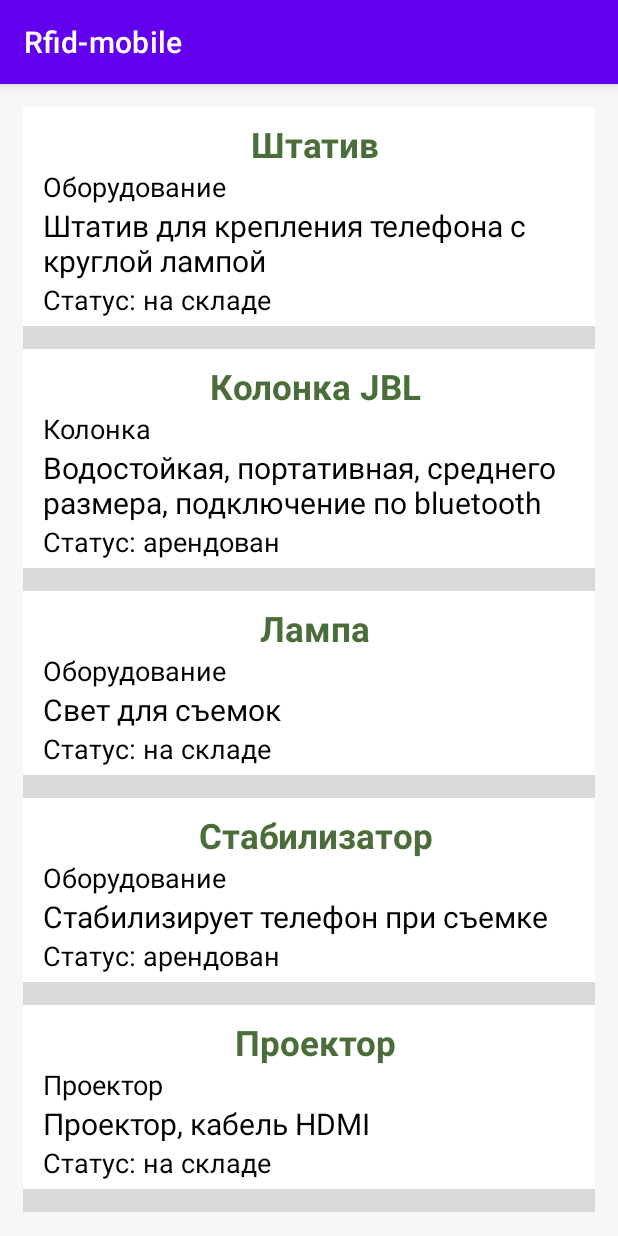
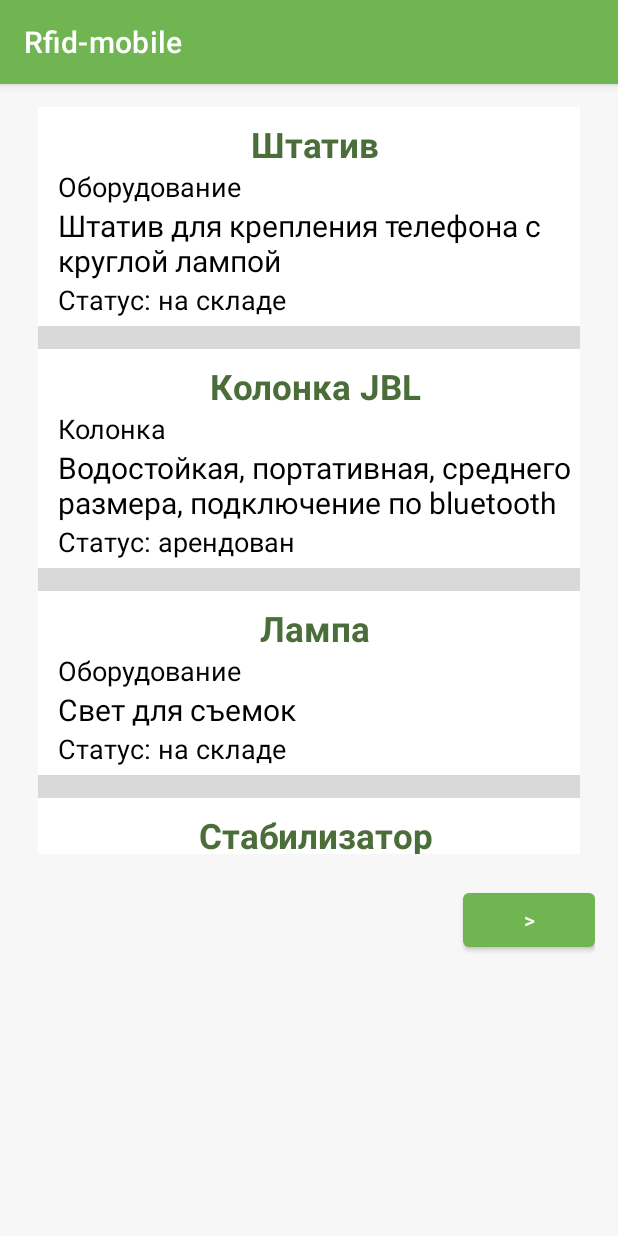
Before and after one commit to RusakovRodion/Rfid-mobile, an Android app: the screen it shows after launch (MainActivity), on a phone screen of 412 x 824 dp. Run offline under Robolectric (Android 15) with nearby library versions, the phone set to English and light mode, and no system bars.

Commit message:
Add Pagination

```diff
--- a/app/src/main/java/com/example/rfid_mobile/MainActivity.java
+++ b/app/src/main/java/com/example/rfid_mobile/MainActivity.java
@@ -2,36 +2,102 @@ package com.example.rfid_mobile;
 
 import androidx.appcompat.app.AppCompatActivity;
 
-import android.widget.AdapterView;
-import android.widget.ArrayAdapter;
 import android.widget.ListView;
+import android.widget.Button;
+import android.view.View;
 import java.util.ArrayList;
 
 import android.os.Bundle;
 
 public class MainActivity extends AppCompatActivity {
-
+    //Кол-во элементов
+    public int TOTAL_LIST_ITEMS = 0;
+    //Кол-во элементов на странице
+    public int NUM_ITEMS_PAGE   = 10;
+    public int TOTAL_PAGE_COUNT = 0;
+    public int currentPage = 0;
+    public ArrayList<ArrayList<ObjectClass>> objectsLists = new ArrayList<ArrayList<ObjectClass>>();
     @Override
     protected void onCreate(Bundle savedInstanceState) {
         super.onCreate(savedInstanceState);
         setContentView(R.layout.activity_main);
 
         ArrayList<ObjectClass> objects = new ArrayList<>();
-        if(objects.size()==0){
-            objects.add(new ObjectClass(0, "Штатив", "Штатив для крепления телефона с круглой лампой", true, "Оборудование"));
-            objects.add(new ObjectClass(1, "Колонка JBL", "Водостойкая, портативная, среднего размера, подключение по bluetooth", false, "Колонка"));
-            objects.add(new ObjectClass(2, "Лампа", "Свет для съемок", true, "Оборудование"));
-            objects.add(new ObjectClass(3, "Стабилизатор", "Стабилизирует телефон при съемке", false, "Оборудование"));
-            objects.add(new ObjectClass(4, "Проектор", "Проектор, кабель HDMI", true, "Проектор"));
+        //TODO Тут была проверка на нулевой список objects, но он всегда пустой :Ъ я убрал.
+        objects.add(new ObjectClass(0, "Штатив", "Штатив для крепления телефона с круглой лампой", true, "Оборудование"));
+        objects.add(new ObjectClass(1, "Колонка JBL", "Водостойкая, портативная, среднего размера, подключение по bluetooth", false, "Колонка"));
+        objects.add(new ObjectClass(2, "Лампа", "Свет для съемок", true, "Оборудование"));
+        objects.add(new ObjectClass(3, "Стабилизатор", "Стабилизирует телефон при съемке", false, "Оборудование"));
+        objects.add(new ObjectClass(4, "Проектор", "Проектор, кабель HDMI", true, "Проектор"));
+        objects.add(new ObjectClass(5, "Штатив2", "Штатив для крепления телефона с круглой лампой", true, "Оборудование"));
+        objects.add(new ObjectClass(6, "Колонка JBL2", "Водостойкая, портативная, среднего размера, подключение по bluetooth", false, "Колонка"));
+        objects.add(new ObjectClass(7, "Лампа2", "Свет для съемок", true, "Оборудование"));
+        objects.add(new ObjectClass(8, "Стабилизатор2", "Стабилизирует телефон при съемке", false, "Оборудование"));
+        objects.add(new ObjectClass(9, "Проектор2", "Проектор, кабель HDMI", true, "Проектор"));
+        objects.add(new ObjectClass(10, "Штатив3", "Штатив для крепления телефона с круглой лампой", true, "Оборудование"));
+        objects.add(new ObjectClass(11, "Колонка JBL3", "Водостойкая, портативная, среднего размера, подключение по bluetooth", false, "Колонка"));
+        objects.add(new ObjectClass(12, "Лампа3", "Свет для съемок", true, "Оборудование"));
+        objects.add(new ObjectClass(13, "Стабилизатор3", "Стабилизирует телефон при съемке", false, "Оборудование"));
+        objects.add(new ObjectClass(14, "Проектор3", "Проектор, кабель HDMI", true, "Проектор"));
+        TOTAL_LIST_ITEMS = objects.size();
+        TOTAL_PAGE_COUNT = TOTAL_LIST_ITEMS / NUM_ITEMS_PAGE + 1;
+
+        //Разбиваем список объектов на списки заданной длины NUM_ITEMS_PAGE
+        ArrayList<ObjectClass> tempObjList = new ArrayList<>();
+        for (int i = 0;i<TOTAL_LIST_ITEMS;i++) {
+            tempObjList.add(objects.get(i));
+            if ((i+1) % NUM_ITEMS_PAGE==0){
+                objectsLists.add((ArrayList<ObjectClass>) tempObjList.clone());
+                tempObjList.clear();
+            }
         }
+        objectsLists.add((ArrayList<ObjectClass>) tempObjList.clone());
+        currentPage = 1;
 
         // получаем элемент ListView
-        ListView objectsList = findViewById(R.id.objectsList);
+        ListView listView = findViewById(R.id.objectsList);
+        testDraw(currentPage, listView);
+
+        //TODO добавляем для списка слушатель
+        Button leftButton = findViewById(R.id.leftButton);
+        Button rightButton = findViewById(R.id.rightButton);
+        if (TOTAL_PAGE_COUNT > 1) rightButton.setClickable(true);
+        leftButton.setClickable(false);
+        leftButton.setVisibility(View.INVISIBLE);
+        rightButton.setOnClickListener(new View.OnClickListener() {
+            @Override
+            public void onClick(View v) {
+                currentPage += 1;
+                testDraw(currentPage, listView);
+                if (currentPage == TOTAL_PAGE_COUNT) {
+                    rightButton.setClickable(false);
+                    rightButton.setVisibility(View.INVISIBLE);
+                }
+                leftButton.setVisibility(View.VISIBLE);
+                leftButton.setClickable(true);
+            }
+        });
+        leftButton.setOnClickListener(new View.OnClickListener() {
+            @Override
+            public void onClick(View v) {
+                currentPage -= 1;
+                testDraw(currentPage, listView);
+                if (currentPage == 1) {
+                    leftButton.setClickable(false);
+                    leftButton.setVisibility(View.INVISIBLE);
+                }
+                rightButton.setVisibility(View.VISIBLE);
+                rightButton.setClickable(true);
+            }
+        });
+    }
+
+    void testDraw(int currentPage, ListView listView){
         // создаем адаптер
         ObjectAdapter adapter = new ObjectAdapter(this,
-                R.layout.object_mini, objects);
+                R.layout.object_mini, objectsLists.get(currentPage-1));
         // устанавливаем для списка адаптер
-        objectsList.setAdapter(adapter);
-        // добавляем для списка слушатель
+        listView.setAdapter(adapter);
     }
+
 }
--- a/app/src/main/res/layout/activity_main.xml
+++ b/app/src/main/res/layout/activity_main.xml
@@ -10,12 +10,30 @@
 
     <ListView
         android:id="@+id/objectsList"
-        android:layout_width="match_parent"
-        android:layout_height="match_parent"
+        android:layout_width="361dp"
+        android:layout_height="498dp"
         android:dividerHeight="15dp"
-        app:layout_constraintBottom_toBottomOf="parent"
+        app:layout_constraintHorizontal_bias="0.516"
         app:layout_constraintLeft_toLeftOf="parent"
         app:layout_constraintRight_toRightOf="parent"
         app:layout_constraintTop_toTopOf="parent" />
 
+    <Button
+        android:id="@+id/leftButton"
+        android:layout_width="wrap_content"
+        android:layout_height="wrap_content"
+        android:layout_marginTop="20dp"
+        android:text='@string/lessSymbol'
+        app:layout_constraintStart_toStartOf="parent"
+        app:layout_constraintTop_toBottomOf="@+id/objectsList" />
+
+    <Button
+        android:id="@+id/rightButton"
+        android:layout_width="wrap_content"
+        android:layout_height="wrap_content"
+        android:layout_marginTop="20dp"
+        android:text='@string/greaterSymbol'
+        app:layout_constraintEnd_toEndOf="parent"
+        app:layout_constraintTop_toBottomOf="@+id/objectsList" />
+
 </androidx.constraintlayout.widget.ConstraintLayout>
--- a/app/src/main/res/values/colors.xml
+++ b/app/src/main/res/values/colors.xml
@@ -8,5 +8,6 @@
     <color name="black">#FF000000</color>
     <color name="white">#FFFFFFFF</color>
     <color name="green">#4A6D39</color>
+    <color name="whiteGreen">#71B452</color>
     <color name="back">#FFF8F7F7</color>
 </resources>
--- a/app/src/main/res/values/strings.xml
+++ b/app/src/main/res/values/strings.xml
@@ -1,3 +1,5 @@
 <resources>
     <string name="app_name">Rfid-mobile</string>
+    <string name="lessSymbol"><![CDATA[<]]></string>
+    <string name="greaterSymbol"><![CDATA[>]]></string>
 </resources>
--- a/app/src/main/res/values/themes.xml
+++ b/app/src/main/res/values/themes.xml
@@ -2,8 +2,8 @@
     <!-- Base application theme. -->
     <style name="Theme.Rfidmobile" parent="Theme.MaterialComponents.DayNight.DarkActionBar">
         <!-- Primary brand color. -->
-        <item name="colorPrimary">@color/purple_500</item>
-        <item name="colorPrimaryVariant">@color/purple_700</item>
+        <item name="colorPrimary">@color/whiteGreen</item>
+        <item name="colorPrimaryVariant">@color/green</item>
         <item name="colorOnPrimary">@color/white</item>
         <!-- Secondary brand color. -->
         <item name="colorSecondary">@color/teal_200</item>
```
